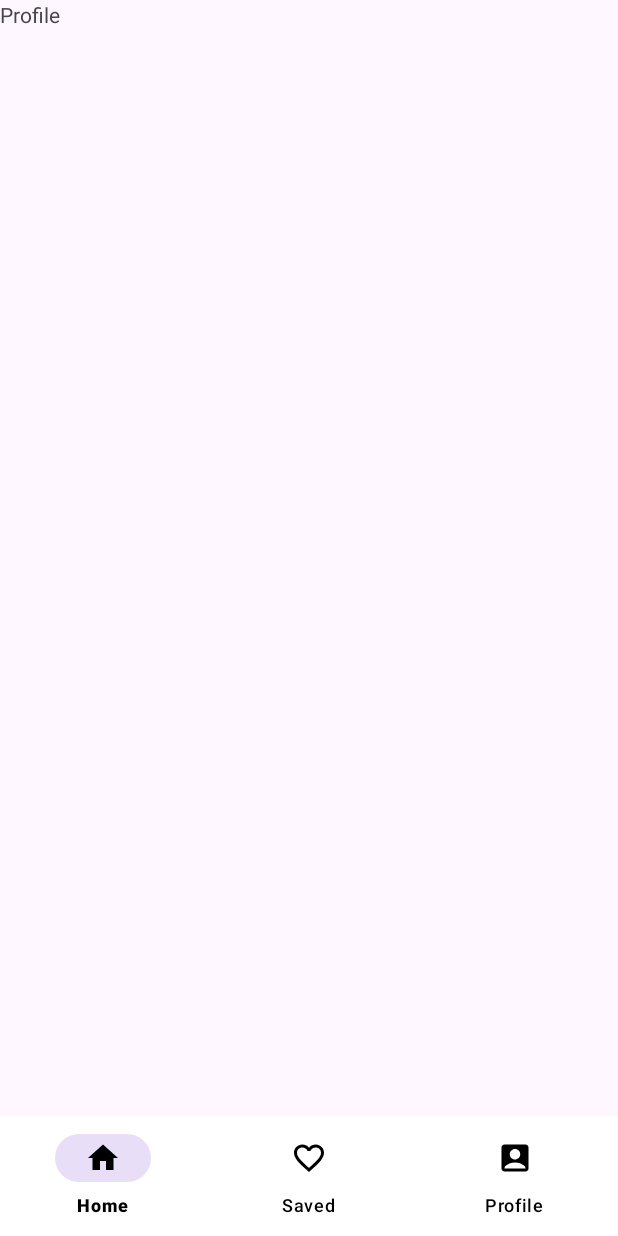
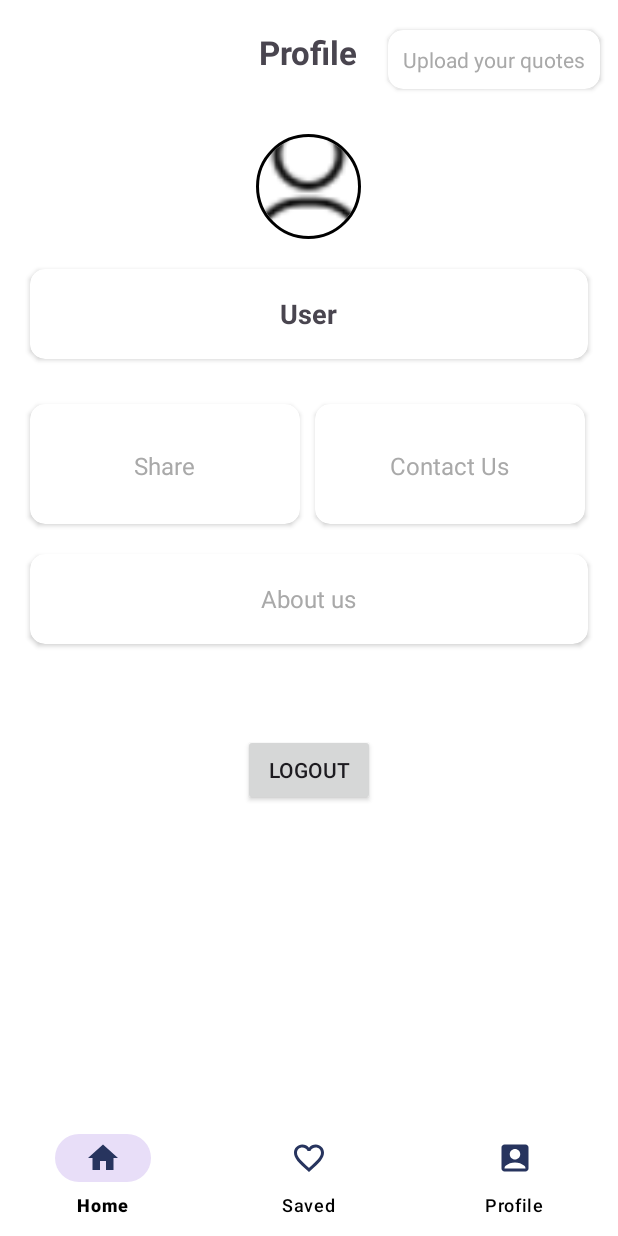
Before and after one commit to Royalaviation18/Margh, an Android app: the fragment ProfileFragment placed in its activity, on a phone screen of 412 x 824 dp. Run offline under Robolectric (Android 15) with nearby library versions, the phone set to English and light mode, and no system bars; our stand-ins replace CircleImageView.

Commit message:
UI Updated 1.2

```diff
--- a/app/build.gradle.kts
+++ b/app/build.gradle.kts
@@ -45,4 +45,5 @@ dependencies {
     testImplementation(libs.junit)
     androidTestImplementation(libs.androidx.junit)
     androidTestImplementation(libs.androidx.espresso.core)
+    implementation(libs.circleimageview)
 }
--- /dev/null
+++ b/app/src/main/res/drawable/cardview_bg.xml
@@ -0,0 +1,9 @@
+<?xml version="1.0" encoding="utf-8"?>
+<shape xmlns:android="http://schemas.android.com/apk/res/android">
+    <solid android:color="@color/button_bg">
+    </solid>
+    <corners android:radius="40dp">
+    </corners>
+
+
+</shape>
--- a/app/src/main/res/layout/activity_main.xml
+++ b/app/src/main/res/layout/activity_main.xml
@@ -20,7 +20,7 @@
         android:layout_alignParentBottom="true"
         android:background="?android:attr/windowBackground"
         app:itemBackground="@color/white"
-        app:itemIconTint="@color/black"
+        app:itemIconTint="@color/button_bg"
         app:layout_constraintHeight_percent="0.1"
         app:itemTextColor="@color/black"
         app:menu="@menu/nav_menu" />
--- a/app/src/main/res/layout/fragment_home.xml
+++ b/app/src/main/res/layout/fragment_home.xml
@@ -3,6 +3,7 @@
     xmlns:tools="http://schemas.android.com/tools"
     android:layout_width="match_parent"
     android:layout_height="match_parent"
+    xmlns:app="http://schemas.android.com/apk/res-auto"
     tools:context=".fragments.HomeFragment">
 
     <TextView
@@ -20,7 +21,7 @@
         android:layout_width="wrap_content"
         android:layout_height="wrap_content"
         android:layout_below="@+id/tvQuote"
-        android:layout_marginLeft="5dp"
+        android:layout_marginLeft="10dp"
         android:layout_marginTop="10dp"
         android:background="@color/button_bg"
         android:padding="10dp"
@@ -37,9 +38,7 @@
         android:layout_marginTop="15dp"
         android:layout_marginRight="10dp"
         android:background="@drawable/searchview_background"
-        android:drawableRight="@drawable/baseline_account_box_24"
-        android:iconifiedByDefault="false"
-        android:searchIcon="@drawable/baseline_home_24" />
+        android:searchIcon="@drawable/search" />
 
     <ImageView
         android:id="@+id/ivImage"
@@ -62,18 +61,47 @@
         <ImageView
             android:layout_width="wrap_content"
             android:layout_height="wrap_content"
-            android:src="@drawable/fav"
             android:layout_marginLeft="40dp"
             android:layout_marginTop="20dp"
-            />
+            android:src="@drawable/fav" />
 
         <TextView
             android:layout_width="wrap_content"
             android:layout_height="wrap_content"
+            android:layout_marginLeft="38dp"
+            android:layout_marginTop="57dp"
             android:text="Save"
-            android:textSize="18sp"
-            android:layout_marginLeft="38dp"
-            android:layout_marginTop="57dp"/>
+            android:textSize="18sp" />
+
+        <ImageView
+            android:layout_width="wrap_content"
+            android:layout_height="wrap_content"
+            android:layout_marginLeft="190dp"
+            android:layout_marginTop="20dp"
+            android:src="@drawable/download" />
+
+        <TextView
+            android:layout_width="wrap_content"
+            android:layout_height="wrap_content"
+            android:layout_marginLeft="170dp"
+            android:layout_marginTop="57dp"
+            android:text="Download"
+            android:textSize="18sp" />
+
+        <ImageView
+            android:layout_width="wrap_content"
+            android:layout_height="wrap_content"
+            android:layout_marginLeft="330dp"
+            android:layout_marginTop="20dp"
+            android:src="@drawable/share" />
+
+        <TextView
+            android:layout_width="wrap_content"
+            android:layout_height="wrap_content"
+            android:layout_marginLeft="320dp"
+            android:layout_marginTop="57dp"
+            android:text="Share"
+            android:textSize="18sp" />
 
     </androidx.cardview.widget.CardView>
 
--- a/app/src/main/res/layout/fragment_profile.xml
+++ b/app/src/main/res/layout/fragment_profile.xml
@@ -1,14 +1,148 @@
 <?xml version="1.0" encoding="utf-8"?>
-<FrameLayout xmlns:android="http://schemas.android.com/apk/res/android"
+<RelativeLayout xmlns:android="http://schemas.android.com/apk/res/android"
+    xmlns:app="http://schemas.android.com/apk/res-auto"
     xmlns:tools="http://schemas.android.com/tools"
     android:layout_width="match_parent"
     android:layout_height="match_parent"
+    android:background="@color/white"
     tools:context=".fragments.ProfileFragment">
 
+    <TextView
+        android:id="@+id/tvHead"
+        android:layout_width="wrap_content"
+        android:layout_height="wrap_content"
+        android:layout_centerHorizontal="true"
+        android:layout_marginTop="20dp"
+        android:text="Profile"
+        android:textSize="22sp"
+        android:textStyle="bold" />
 
-    <TextView
+
+    <androidx.cardview.widget.CardView
+        android:id="@+id/cvUpload"
+        android:layout_width="wrap_content"
+        android:layout_height="wrap_content"
+        android:layout_toRightOf="@id/tvHead"
+        app:cardCornerRadius="10dp"
+        android:layout_marginLeft="20dp"
+        android:layout_marginTop="20dp"
+        android:elevation="20dp">
+
+        <TextView
+            android:id="@+id/tvUpload"
+            android:layout_width="wrap_content"
+            android:layout_height="wrap_content"
+            android:padding="10dp"
+            android:text="Upload your quotes"
+            android:textColor="@color/dgrey"
+            android:textSize="14sp"/>
+
+    </androidx.cardview.widget.CardView>
+
+
+
+    <de.hdodenhof.circleimageview.CircleImageView
+        android:id="@+id/profile_image"
+        android:layout_width="90dp"
+        android:layout_height="70dp"
+        android:layout_centerHorizontal="true"
+        android:layout_below="@id/tvHead"
+        android:layout_marginTop="40dp"
+        android:src="@drawable/user"
+        app:civ_border_width="2dp" />
+
+
+    <androidx.cardview.widget.CardView
+        android:id="@+id/cvName"
         android:layout_width="match_parent"
-        android:layout_height="match_parent"
-        android:text="Profile" />
+        android:layout_height="60dp"
+        android:layout_below="@id/profile_image"
+        android:layout_margin="20dp"
+        app:cardCornerRadius="10dp"
+        android:elevation="20dp">
 
-</FrameLayout>
+        <TextView
+            android:id="@+id/tvName"
+            android:layout_width="wrap_content"
+            android:layout_height="wrap_content"
+            android:layout_gravity="center"
+            android:padding="10dp"
+            android:text="User"
+            android:textSize="18sp"
+            android:textStyle="bold" />
+
+    </androidx.cardview.widget.CardView>
+
+    <androidx.cardview.widget.CardView
+        android:id="@+id/cvShare"
+        android:layout_width="180dp"
+        android:layout_height="80dp"
+        android:layout_below="@id/cvName"
+        android:layout_marginLeft="20dp"
+        android:layout_marginTop="10dp"
+        app:cardCornerRadius="10dp"
+        android:elevation="20dp">
+
+        <TextView
+            android:layout_width="wrap_content"
+            android:layout_height="wrap_content"
+            android:layout_gravity="center"
+            android:padding="30dp"
+            android:text="Share"
+            android:textColor="@color/dgrey"
+            android:textSize="16sp" />
+
+    </androidx.cardview.widget.CardView>
+
+    <androidx.cardview.widget.CardView
+        android:layout_width="180dp"
+        android:layout_height="80dp"
+        android:layout_below="@id/cvName"
+        android:layout_marginLeft="210dp"
+        android:layout_marginTop="10dp"
+        app:cardCornerRadius="10dp"
+        android:elevation="20dp">
+
+        <TextView
+            android:layout_width="wrap_content"
+            android:layout_height="wrap_content"
+            android:layout_gravity="center"
+            android:padding="30dp"
+            android:text="Contact Us"
+            android:textColor="@color/dgrey"
+            android:textSize="16sp" />
+
+    </androidx.cardview.widget.CardView>
+
+    <androidx.cardview.widget.CardView
+        android:id="@+id/cvAbout"
+        android:layout_width="match_parent"
+        android:layout_height="60dp"
+        android:layout_below="@id/cvShare"
+        android:layout_marginLeft="20dp"
+        android:layout_marginTop="20dp"
+        android:layout_marginRight="20dp"
+        app:cardCornerRadius="10dp"
+        android:elevation="20dp">
+
+        <TextView
+            android:layout_width="wrap_content"
+            android:layout_height="wrap_content"
+            android:layout_gravity="center"
+            android:padding="10dp"
+            android:text="About us"
+            android:textColor="@color/dgrey"
+            android:textSize="16sp" />
+
+    </androidx.cardview.widget.CardView>
+
+    <androidx.appcompat.widget.AppCompatButton
+        android:layout_width="wrap_content"
+        android:layout_height="wrap_content"
+        android:layout_below="@id/cvAbout"
+        android:layout_centerHorizontal="true"
+        android:layout_marginTop="60dp"
+        android:text="LOGOUT" />
+
+
+</RelativeLayout>
--- a/app/src/main/res/values/colors.xml
+++ b/app/src/main/res/values/colors.xml
@@ -4,4 +4,5 @@
     <color name="white">#FFFFFFFF</color>
     <color name="button_bg">#27345e</color>
     <color name="grey">#d3d3d3</color>
+    <color name="dgrey">#A9A9A9</color>
 </resources>
--- a/gradle/libs.versions.toml
+++ b/gradle/libs.versions.toml
@@ -1,5 +1,6 @@
 [versions]
 agp = "8.3.0"
+circleimageview = "3.1.0"
 kotlin = "1.9.0"
 coreKtx = "1.12.0"
 junit = "4.13.2"
@@ -12,6 +13,7 @@ constraintlayout = "2.1.4"
 
 [libraries]
 androidx-core-ktx = { group = "androidx.core", name = "core-ktx", version.ref = "coreKtx" }
+circleimageview = { module = "de.hdodenhof:circleimageview", version.ref = "circleimageview" }
 junit = { group = "junit", name = "junit", version.ref = "junit" }
 androidx-junit = { group = "androidx.test.ext", name = "junit", version.ref = "junitVersion" }
 androidx-espresso-core = { group = "androidx.test.espresso", name = "espresso-core", version.ref = "espressoCore" }
```
Also changed, not shown: app/src/main/res/drawable/download.png (added), app/src/main/res/drawable/search.png (added), app/src/main/res/drawable/share.png (added), app/src/main/res/drawable/user.png (added).
